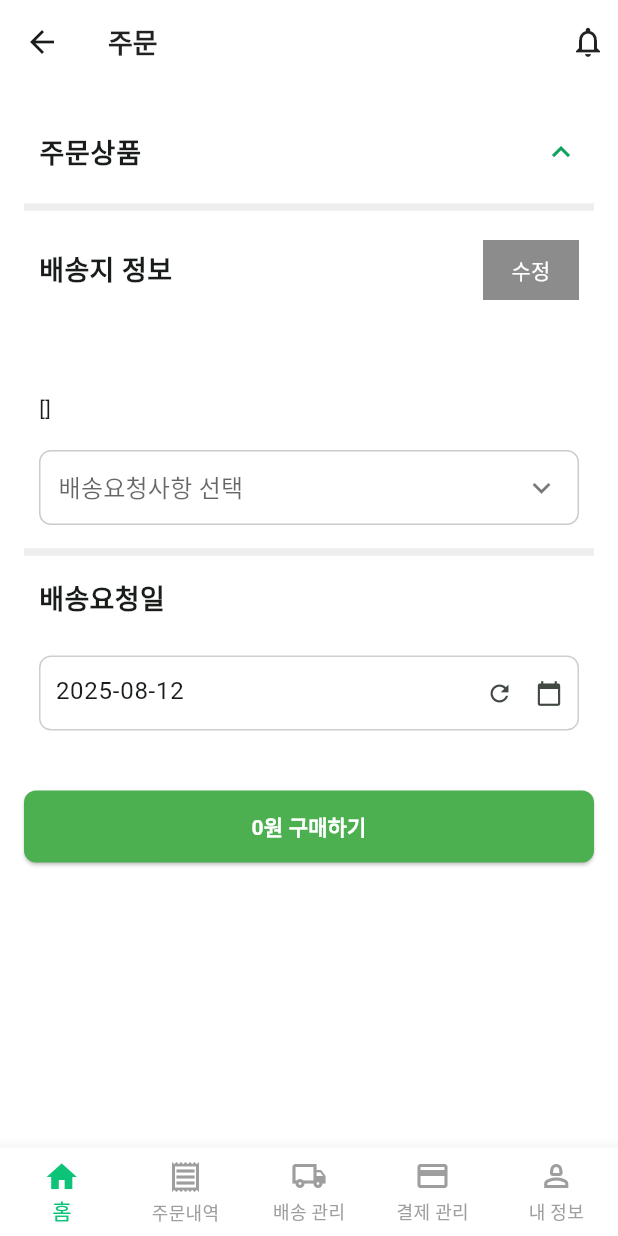
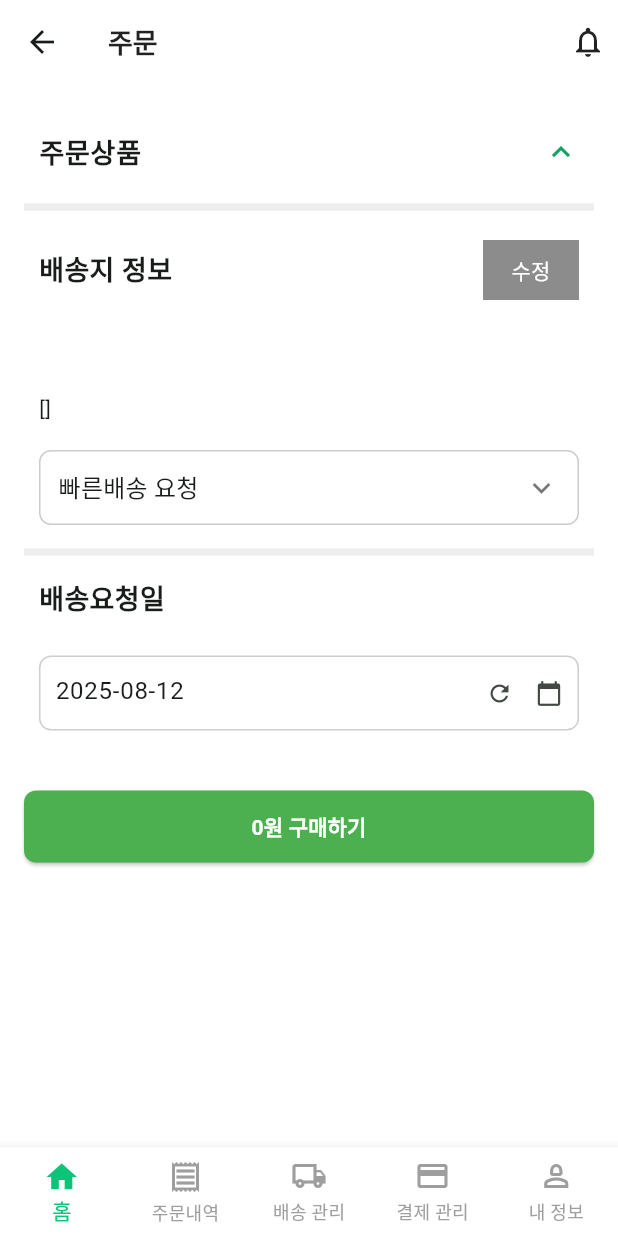
Before and after one commit to YooEuiseonBlog/aetteullo_cust, a Flutter app: the OrderFormScreen screen opened directly with empty values, on a phone screen of 412 x 824 dp. Run offline on Flutter 3.47's test engine with Material 3 defaults, Android fonts, the phone set to English and light mode, and no system bars; our stand-ins replace cached_network_image, carousel_slider, cookie_jar, device_info_plus, dio, dio_cookie_manager and 4 more; accounts and stored records are empty.

Commit message:
주문화면 초기화 구현

```diff
--- a/lib/screen/order/order_form_screen.dart
+++ b/lib/screen/order/order_form_screen.dart
@@ -23,6 +23,13 @@ class OrderFormScreen extends StatefulWidget {
 }
 
 class _OrderFormScreenState extends State<OrderFormScreen> {
+  // ① 메모 옵션을 고정 배열로 보관
+  static const List<String> _memoOptions = [
+    '빠른배송 요청',
+    '문 앞 부탁드립니다',
+    '경비실에 맡겨주세요',
+  ];
+
   List<Map<String, dynamic>> _items = [];
   double get _totAmnt => _items.fold(
     0.0,
@@ -56,9 +63,8 @@ class _OrderFormScreenState extends State<OrderFormScreen> {
   @override
   void initState() {
     super.initState();
-    setState(() {
-      _items = widget.items;
-    });
+    _items = List.from(widget.items);
+    _selectedMemo ??= _memoOptions.first;
   }
 
   @override
@@ -87,21 +93,6 @@ class _OrderFormScreenState extends State<OrderFormScreen> {
     _zipCodeController.dispose();
     super.dispose();
   }
-
-  // void _openPostCode() async {
-  //   final DaumPostModel? daumPostModel = await Navigator.of(context)
-  //       .push<DaumPostModel>(
-  //         MaterialPageRoute(builder: (context) => const DaumPostWebview()),
-  //       );
-  //   if (daumPostModel != null) {
-  //     setState(() {
-  //       // 주소 수정이 완료되면, 선택된 주소를 텍스트 필드에 넣는다.
-  //       _mainAddressController.text = daumPostModel.address;
-  //       _zipCodeController.text = daumPostModel.zonecode;
-  //       _subAddressController.text = '';
-  //     });
-  //   }
-  // }
 
   Future<void> _searchAddr() async {
     final juso = await Navigator.push<Juso>(
@@ -431,7 +422,12 @@ class _OrderFormScreenState extends State<OrderFormScreen> {
                   setState(() => _isExpanded = expanded);
                 },
                 children: [
-                  ..._items.map((item) {
+                  ListView.separated(
+                    shrinkWrap: true,
+                    physics: NeverScrollableScrollPhysics(),
+                    itemCount: _items.length,
+                    itemBuilder: (context, index) {
+                      final item = _items[index];
                       return ItemCardV3(
                         itemNm: item['itemNm'],
                         mnfct: item['mnfct'],
@@ -439,7 +435,11 @@ class _OrderFormScreenState extends State<OrderFormScreen> {
                         price: item['price'] as double? ?? 0.0,
                         image: item['image1'],
                       );
-                  }),
+                    },
+                    separatorBuilder: (context, index) {
+                      return Divider();
+                    },
+                  ),
                 ],
               ),
             ),
@@ -517,7 +517,7 @@ class _OrderFormScreenState extends State<OrderFormScreen> {
                   // ───────────────────────────────────
                   // 배송 요청사항 (제네릭 드롭다운)
                   _GenericDropdown<String>(
-                    items: const ['빠른배송 요청', '문 앞 부탁드립니다', '경비실에 맡겨주세요'],
+                    items: _memoOptions,
                     value: _selectedMemo,
                     itemLabel: (s) => s,
                     hintText: '배송요청사항 선택',
```
Also changed, not shown: lib/widget/appbar/mobile_app_bar.dart (+5 -4 lines), 1 other file. Lines whose indentation alone changed are shown as unchanged.
